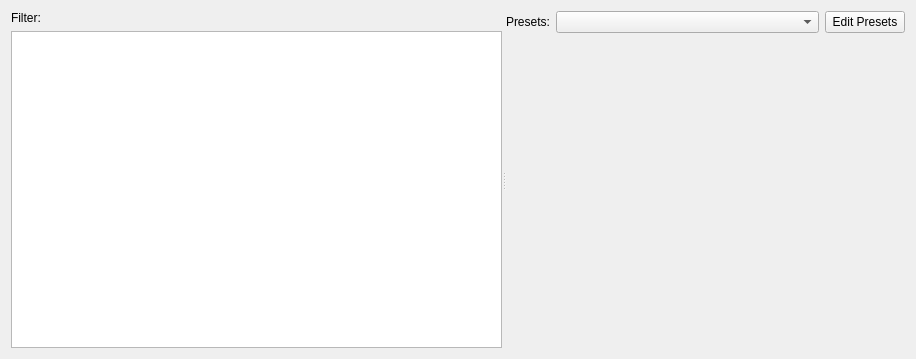
The window that krita/ui/forms/wdgfilterselector.ui (KDE/krita) describes before a commit, drawn with Qt 5.
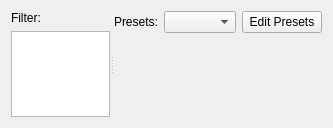
The same window after the commit.

Commit message:
make the filters dialog remember its state
The filters dialog now remembers whether the user had hidden
the gallery or not. Problem: some filters have widgets with a
huge sizehint. Those should be fixed (levels, curve).

What changed in the file:
```diff
--- a/krita/ui/forms/wdgfilterselector.ui
+++ b/krita/ui/forms/wdgfilterselector.ui
@@ -6,8 +6,8 @@
    <rect>
     <x>0</x>
     <y>0</y>
-    <width>916</width>
-    <height>359</height>
+    <width>333</width>
+    <height>128</height>
    </rect>
   </property>
   <property name="windowTitle">
@@ -29,7 +29,14 @@
         </widget>
        </item>
        <item>
-        <widget class="QTreeView" name="filtersSelector"/>
+        <widget class="QTreeView" name="filtersSelector">
+         <property name="sizePolicy">
+          <sizepolicy hsizetype="Preferred" vsizetype="Expanding">
+           <horstretch>0</horstretch>
+           <verstretch>0</verstretch>
+          </sizepolicy>
+         </property>
+        </widget>
        </item>
       </layout>
      </widget>
@@ -72,18 +79,18 @@
         </widget>
        </item>
        <item row="1" column="0" colspan="3">
-        <layout class="QVBoxLayout">
-         <item>
+        <layout class="QGridLayout" name="gridLayout">
+         <item row="0" column="0">
           <widget class="QWidget" name="centralWidgetHolder" native="true">
            <property name="sizePolicy">
-            <sizepolicy hsizetype="Preferred" vsizetype="Expanding">
+            <sizepolicy hsizetype="Expanding" vsizetype="Expanding">
              <horstretch>0</horstretch>
              <verstretch>0</verstretch>
             </sizepolicy>
            </property>
           </widget>
          </item>
-         <item>
+         <item row="1" column="0">
           <spacer name="verticalSpacer">
            <property name="orientation">
             <enum>Qt::Vertical</enum>
```
Left out of the diff: 19 changed lines with no effect on the pictures. The commit also changes 6 other files.
